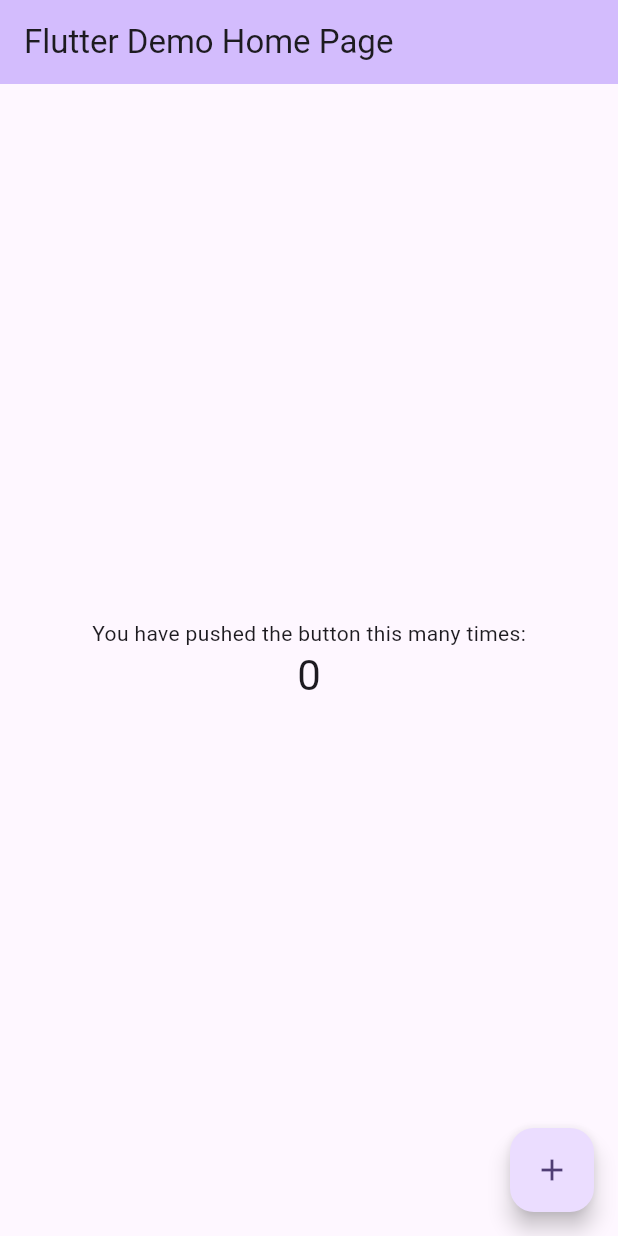
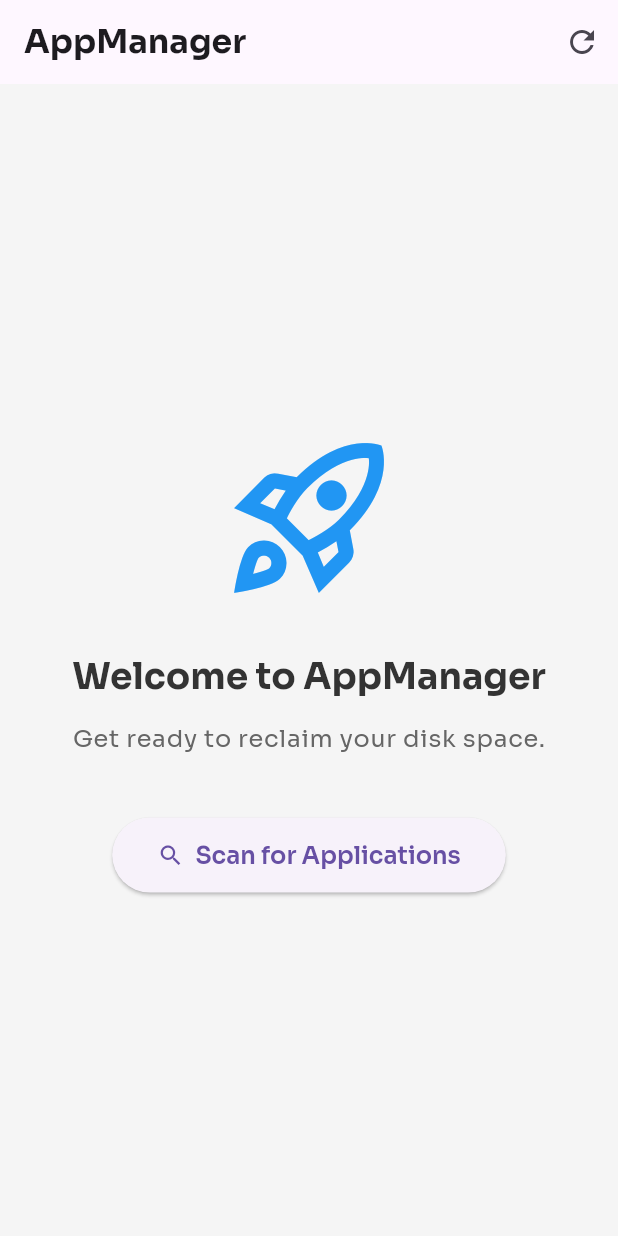
Before and after one commit to enzomarc237/appmanager, a Flutter app: the screen it shows after launch, on a phone screen of 412 x 824 dp. Run offline on Flutter 3.47's test engine with Material 3 defaults, Android fonts, the phone set to English and light mode, and no system bars; our stand-ins replace flutter_riverpod, google_fonts, sqflite; accounts and stored records are empty.

Commit message:
feat: Initial project setup and mock application discovery

```diff
--- /dev/null
+++ b/lib/domain/application_discovery_service.dart
@@ -0,0 +1,6 @@
+import 'package:myapp/models/app_entity.dart';
+
+abstract class ApplicationDiscoveryService {
+  Future<List<AppEntity>> discoverApplications();
+  Future<void> scanDirectory(String path);
+}
--- a/lib/main.dart
+++ b/lib/main.dart
@@ -1,122 +1,60 @@
-import 'package:flutter/material.dart';
+import 'package.flutter/material.dart';
+import 'package:flutter_riverpod/flutter_riverpod.dart';
+import 'package:google_fonts/google_fonts.dart';
+import 'package:myapp/presentation/home_page.dart';
+import 'package:myapp/presentation/theme_provider.dart';
+
+final themeProvider = ChangeNotifierProvider((ref) => ThemeProvider());
 
 void main() {
-  runApp(const MyApp());
+  runApp(const ProviderScope(child: MyApp()));
 }
 
-class MyApp extends StatelessWidget {
+class MyApp extends ConsumerWidget {
   const MyApp({super.key});
 
-  // This widget is the root of your application.
   @override
-  Widget build(BuildContext context) {
+  Widget build(BuildContext context, WidgetRef ref) {
+    final themeManager = ref.watch(themeProvider);
+
     return MaterialApp(
-      title: 'Flutter Demo',
+      title: 'AppManager',
+      themeMode: themeManager.themeMode,
       theme: ThemeData(
-        // This is the theme of your application.
-        //
-        // TRY THIS: Try running your application with "flutter run". You'll see
-        // the application has a purple toolbar. Then, without quitting the app,
-        // try changing the seedColor in the colorScheme below to Colors.green
-        // and then invoke "hot reload" (save your changes or press the "hot
-        // reload" button in a Flutter-supported IDE, or press "r" if you used
-        // the command line to start the app).
-        //
-        // Notice that the counter didn't reset back to zero; the application
-        // state is not lost during the reload. To reset the state, use hot
-        // restart instead.
-        //
-        // This works for code too, not just values: Most code changes can be
-        // tested with just a hot reload.
-        colorScheme: ColorScheme.fromSeed(seedColor: Colors.deepPurple),
+        brightness: Brightness.light,
+        primarySwatch: Colors.blue,
+        fontFamily: GoogleFonts.sora().fontFamily,
+        scaffoldBackgroundColor: const Color(0xFFF5F5F5),
+        textTheme: const TextTheme(
+          headlineMedium: TextStyle(
+            fontSize: 24,
+            fontWeight: FontWeight.bold,
+            color: Color(0xFF333333),
+          ),
+          bodyLarge: TextStyle(
+            fontSize: 16,
+            color: Color(0xFF666666),
+          ),
+        ),
       ),
-      home: const MyHomePage(title: 'Flutter Demo Home Page'),
+      darkTheme: ThemeData(
+        brightness: Brightness.dark,
+        primarySwatch: Colors.blue,
+        fontFamily: GoogleFonts.sora().fontFamily,
+        scaffoldBackgroundColor: const Color(0xFF1E1E1E),
+        textTheme: const TextTheme(
+          headlineMedium: TextStyle(
+            fontSize: 24,
+            fontWeight: FontWeight.bold,
+            color: Color(0xFFE5E5E5),
+          ),
+          bodyLarge: TextStyle(
+            fontSize: 16,
+            color: Color(0xFFCCCCCC),
+          ),
+        ),
+      ),
+      home: const HomePage(),
     );
   }
 }
-
-class MyHomePage extends StatefulWidget {
-  const MyHomePage({super.key, required this.title});
-
-  // This widget is the home page of your application. It is stateful, meaning
-  // that it has a State object (defined below) that contains fields that affect
-  // how it looks.
-
-  // This class is the configuration for the state. It holds the values (in this
-  // case the title) provided by the parent (in this case the App widget) and
-  // used by the build method of the State. Fields in a Widget subclass are
-  // always marked "final".
-
-  final String title;
-
-  @override
-  State<MyHomePage> createState() => _MyHomePageState();
-}
-
-class _MyHomePageState extends State<MyHomePage> {
-  int _counter = 0;
-
-  void _incrementCounter() {
-    setState(() {
-      // This call to setState tells the Flutter framework that something has
-      // changed in this State, which causes it to rerun the build method below
-      // so that the display can reflect the updated values. If we changed
-      // _counter without calling setState(), then the build method would not be
-      // called again, and so nothing would appear to happen.
-      _counter++;
-    });
-  }
-
-  @override
-  Widget build(BuildContext context) {
-    // This method is rerun every time setState is called, for instance as done
-    // by the _incrementCounter method above.
-    //
-    // The Flutter framework has been optimized to make rerunning build methods
-    // fast, so that you can just rebuild anything that needs updating rather
-    // than having to individually change instances of widgets.
-    return Scaffold(
-      appBar: AppBar(
-        // TRY THIS: Try changing the color here to a specific color (to
-        // Colors.amber, perhaps?) and trigger a hot reload to see the AppBar
-        // change color while the other colors stay the same.
-        backgroundColor: Theme.of(context).colorScheme.inversePrimary,
-        // Here we take the value from the MyHomePage object that was created by
-        // the App.build method, and use it to set our appbar title.
-        title: Text(widget.title),
-      ),
-      body: Center(
-        // Center is a layout widget. It takes a single child and positions it
-        // in the middle of the parent.
-        child: Column(
-          // Column is also a layout widget. It takes a list of children and
-          // arranges them vertically. By default, it sizes itself to fit its
-          // children horizontally, and tries to be as tall as its parent.
-          //
-          // Column has various properties to control how it sizes itself and
-          // how it positions its children. Here we use mainAxisAlignment to
-          // center the children vertically; the main axis here is the vertical
-          // axis because Columns are vertical (the cross axis would be
-          // horizontal).
-          //
-          // TRY THIS: Invoke "debug painting" (choose the "Toggle Debug Paint"
-          // action in the IDE, or press "p" in the console), to see the
-          // wireframe for each widget.
-          mainAxisAlignment: MainAxisAlignment.center,
-          children: <Widget>[
-            const Text('You have pushed the button this many times:'),
-            Text(
-              '$_counter',
-              style: Theme.of(context).textTheme.headlineMedium,
-            ),
-          ],
-        ),
-      ),
-      floatingActionButton: FloatingActionButton(
-        onPressed: _incrementCounter,
-        tooltip: 'Increment',
-        child: const Icon(Icons.add),
-      ), // This trailing comma makes auto-formatting nicer for build methods.
-    );
-  }
-}
--- /dev/null
+++ b/lib/presentation/home_page.dart
@@ -0,0 +1,91 @@
+import 'package:flutter/material.dart';
+import 'package:flutter_riverpod/flutter_riverpod.dart';
+import 'package:google_fonts/google_fonts.dart';
+import 'package:myapp/models/app_entity.dart';
+import 'package:myapp/presentation/app_list_view.dart';
+import 'package:myapp/presentation/providers.dart';
+
+final appListProvider = StateProvider<List<AppEntity>>((ref) => []);
+final isLoadingProvider = StateProvider<bool>((ref) => false);
+
+class HomePage extends ConsumerWidget {
+  const HomePage({super.key});
+
+  @override
+  Widget build(BuildContext context, WidgetRef ref) {
+    final appList = ref.watch(appListProvider);
+    final isLoading = ref.watch(isLoadingProvider);
+
+    return Scaffold(
+      appBar: AppBar(
+        title: Text(
+          'AppManager',
+          style: GoogleFonts.sora(fontWeight: FontWeight.bold),
+        ),
+        actions: [
+          IconButton(
+            icon: const Icon(Icons.refresh),
+            onPressed: () async {
+              ref.read(isLoadingProvider.notifier).state = true;
+              final apps = await ref
+                  .read(applicationDiscoveryServiceProvider)
+                  .discoverApplications();
+              ref.read(appListProvider.notifier).state = apps;
+              ref.read(isLoadingProvider.notifier).state = false;
+            },
+          ),
+        ],
+      ),
+      body: isLoading
+          ? const Center(child: CircularProgressIndicator())
+          : appList.isEmpty
+              ? buildEmptyState(context, ref)
+              : AppListView(apps: appList),
+    );
+  }
+
+  Widget buildEmptyState(BuildContext context, WidgetRef ref) {
+    return Center(
+      child: Column(
+        mainAxisAlignment: MainAxisAlignment.center,
+        children: [
+          const Icon(
+            Icons.rocket_launch_outlined,
+            size: 120,
+            color: Colors.blue,
+          ),
+          const SizedBox(height: 30),
+          Text(
+            'Welcome to AppManager',
+            style: Theme.of(context).textTheme.headlineMedium,
+          ),
+          const SizedBox(height: 15),
+          Text(
+            'Get ready to reclaim your disk space.',
+            style: Theme.of(context).textTheme.bodyLarge,
+          ),
+          const SizedBox(height: 40),
+          ElevatedButton.icon(
+            onPressed: () async {
+              ref.read(isLoadingProvider.notifier).state = true;
+              final apps = await ref
+                  .read(applicationDiscoveryServiceProvider)
+                  .discoverApplications();
+              ref.read(appListProvider.notifier).state = apps;
+              ref.read(isLoadingProvider.notifier).state = false;
+            },
+            icon: const Icon(Icons.search),
+            label: const Text('Scan for Applications'),
+            style: ElevatedButton.styleFrom(
+              padding: const EdgeInsets.symmetric(horizontal: 30, vertical: 15),
+              textStyle: GoogleFonts.sora(
+                fontSize: 16,
+                fontWeight: FontWeight.w600,
+              ),
+            ),
+          ),
+        ],
+      ),
+    );
+  }
+}
--- /dev/null
+++ b/lib/presentation/providers.dart
@@ -0,0 +1,8 @@
+import 'package:flutter_riverpod/flutter_riverpod.dart';
+import 'package:myapp/data/application_discovery_service_impl.dart';
+import 'package:myapp/domain/application_discovery_service.dart';
+
+final applicationDiscoveryServiceProvider =
+    Provider<ApplicationDiscoveryService>((ref) {
+  return ApplicationDiscoveryServiceImpl();
+});
--- a/pubspec.yaml
+++ b/pubspec.yaml
@@ -34,6 +34,11 @@ dependencies:
   # The following adds the Cupertino Icons font to your application.
   # Use with the CupertinoIcons class for iOS style icons.
   cupertino_icons: ^1.0.8
+  google_fonts: ^6.2.1
+  flutter_riverpod: ^2.5.1
+  sqflite: ^2.3.3+1
+  path: ^1.9.0
+
 
 dev_dependencies:
   flutter_test:
```
Also changed, not shown: lib/data/application_discovery_service_impl.dart (added, +58 -0 lines), lib/data/database_service.dart (added, +53 -0 lines), lib/models/app_entity.dart (added, +27 -0 lines), lib/presentation/app_list_view.dart (added, +32 -0 lines), lib/presentation/theme_provider.dart (added, +18 -0 lines), pubspec.lock, 1 other file.
